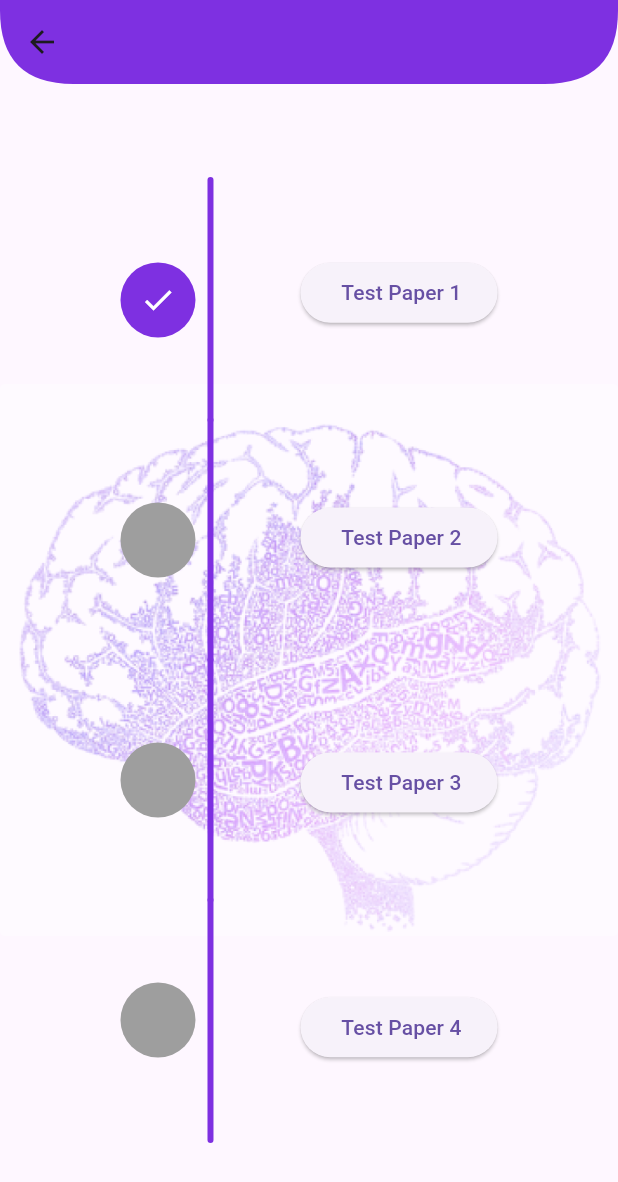
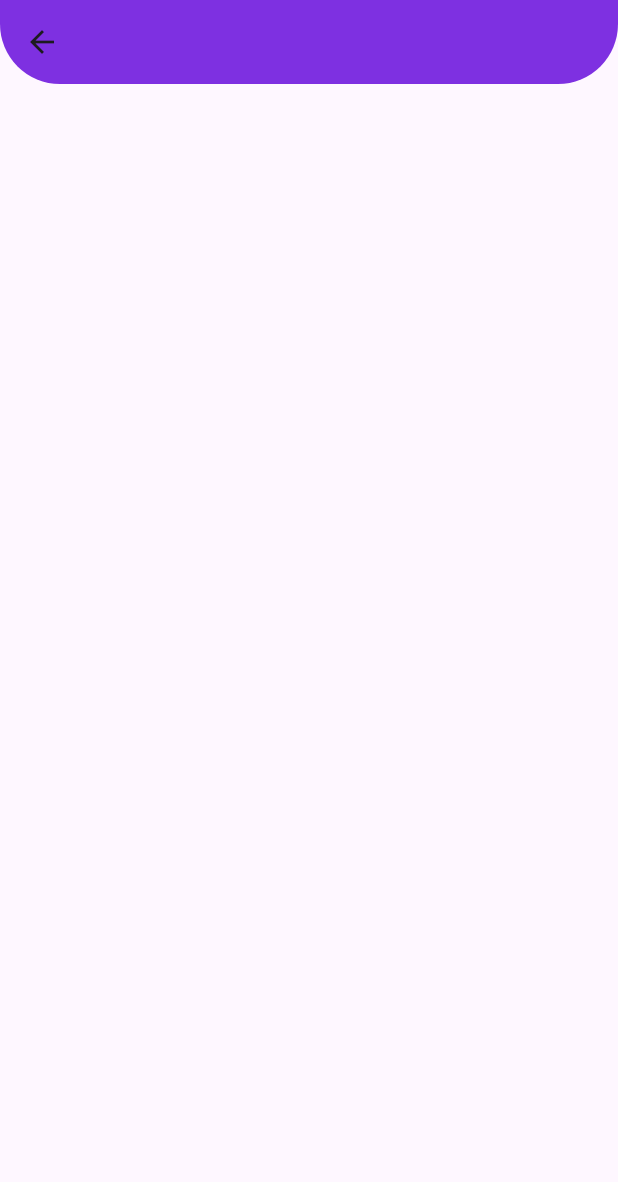
Before and after one commit to AdityaSuhane12/AKXAR_APP, a Flutter app: the TestPage screen opened directly, after a tap on an icon or button, on a phone screen of 412 x 824 dp. Shown: the top 1182 px of the screen. Run offline on Flutter 3.47's test engine with Material 3 defaults, Android fonts, the light colour scheme and no system bars; our stand-ins replace firebase_auth, firebase_core; accounts and stored records are empty; network calls fail.

Commit message:
five change

```diff
--- a/lib/Test_page/test_page.dart
+++ b/lib/Test_page/test_page.dart
@@ -1,4 +1,8 @@
+import 'package:akxar_app/Test_page/decodingtest.dart';
+import 'package:akxar_app/Test_page/phonologicaltest.dart';
+import 'package:akxar_app/Test_page/spelling.dart';
 import 'package:flutter/material.dart';
+import 'package:akxar_app/Test_page/wordtest.dart';
 
 class TestPage extends StatefulWidget {
   const TestPage({Key? key}) : super(key: key);
@@ -40,13 +44,48 @@ class _TestPageState extends State<TestPage> {
                     for (int i = 0; i < testCompletion.length; i++)
                       ElevatedButton(
                         onPressed: () {
-                          // Simulate completing a test paper
+                          bool canOpenTest = true;
+
+                          // Check if previous tests are completed before opening the current one
+                          for (int j = 0; j < i; j++) {
+                            if (!testCompletion[j]) {
+                              canOpenTest = false;
+                              break;
+                            }
+                          }
+
+                          // Navigate to the test page if conditions are met
+                          if (canOpenTest) {
+                            if (i == 0) {
+                              Navigator.push(
+                                context,
+                                MaterialPageRoute(builder: (context) => const wordPage()),
+                              );
+                            } else if (i == 1) {
+                              Navigator.push(
+                                context,
+                                MaterialPageRoute(builder: (context) => const DecodingPage()),
+                              );
+                            } else if (i == 2) {
+                              Navigator.push(
+                                context,
+                                MaterialPageRoute(builder: (context) => const PhonologicalPage()),
+                              );
+                            } else if (i == 3) {
+                              Navigator.push(
+                                context,
+                                MaterialPageRoute(builder: (context) => const SpellingPage()),
+                              );
+                            }
+                          }
+                          // Update the completion status
                           setState(() {
-                            testCompletion[i] =
-                                true; // Assuming the test paper is completed
+                            if (canOpenTest) {
+                              testCompletion[i] = true;
+                            }
                           });
                         },
-                        child: Text(' Test Paper ${i + 1}'),
+                        child: Text('Test Paper ${i + 1}'),
                       ),
                   ],
                 ),
@@ -75,7 +114,7 @@ class TimelineWidget extends StatelessWidget {
             children: [
               _TimelineDot(completed: testCompletion[i]),
               if (i < testCompletion.length - 1)
-                SizedBox(
+                const SizedBox(
                   height: 5,
                 ),
               SizedBox(
--- /dev/null
+++ b/lib/Test_page/wordtest.dart
@@ -0,0 +1,25 @@
+import 'package:flutter/material.dart';
+
+class wordPage extends StatefulWidget {
+  const wordPage({super.key});
+
+  @override
+  State<wordPage> createState() => _wordPageState();
+}
+
+class _wordPageState extends State<wordPage> {
+  @override
+  Widget build(BuildContext context) {
+    return Scaffold(
+      appBar: AppBar(
+         backgroundColor: const Color(0xFF7E30E1),
+        shape: const RoundedRectangleBorder(
+          borderRadius: BorderRadius.only(
+            bottomLeft: Radius.circular(40),
+            bottomRight: Radius.circular(40),
+          ),
+        ),
+      ),
+    );
+  }
+}
```
Also changed, not shown: lib/Test_page/decodingtest.dart (added, +25 -0 lines), lib/Test_page/phonologicaltest.dart (added, +25 -0 lines), lib/Test_page/spelling.dart (added, +25 -0 lines), lib/backgroundpage/background.dart (+6 -21 lines), lib/intialpage/intial_page.dart (+6 -20 lines), lib/profiledescription/profile_description.dart (+17 -25 lines). Lines whose indentation alone changed are shown as unchanged.
